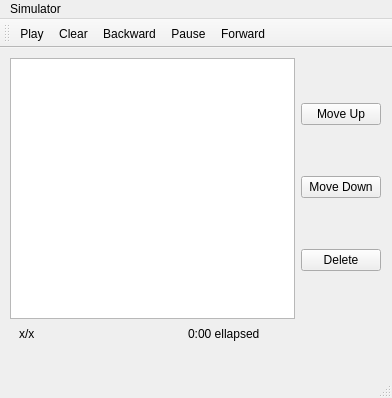
Old version of the form BobRoss/CommandWindow.ui in the repository dongbu/painterRHIT.
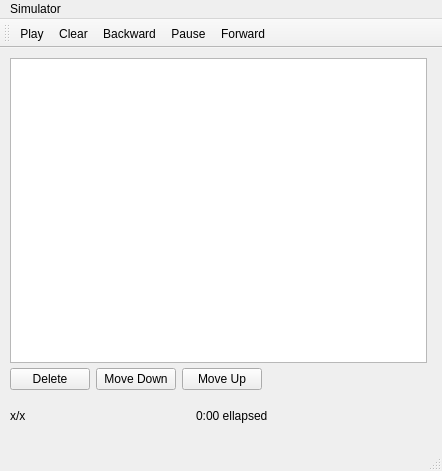
New version of the form. Icons and pictures are not drawn.

Commit message: Most command window TODO's finished.

The edit to the form file:
```diff
--- a/BobRoss/CommandWindow.ui
+++ b/BobRoss/CommandWindow.ui
@@ -6,8 +6,8 @@
    <rect>
     <x>0</x>
     <y>0</y>
-    <width>392</width>
-    <height>398</height>
+    <width>442</width>
+    <height>471</height>
    </rect>
   </property>
   <property name="windowTitle">
@@ -18,31 +18,14 @@
     <property name="geometry">
      <rect>
       <x>10</x>
-      <y>10</y>
-      <width>371</width>
-      <height>261</height>
+      <y>320</y>
+      <width>421</width>
+      <height>67</height>
      </rect>
     </property>
-    <layout class="QHBoxLayout" name="horizontalLayout">
-     <item>
-      <widget class="QTableWidget" name="tableWidget"/>
-     </item>
-     <item>
       <layout class="QVBoxLayout" name="verticalLayout">
        <item>
-        <widget class="QPushButton" name="MoveUp">
-         <property name="text">
-          <string>Move Up</string>
-         </property>
-        </widget>
-       </item>
-       <item>
-        <widget class="QPushButton" name="MoveDown">
-         <property name="text">
-          <string>Move Down</string>
-         </property>
-        </widget>
-       </item>
+      <layout class="QHBoxLayout" name="horizontalLayout_3">
        <item>
         <widget class="QPushButton" name="DeleteCommand">
          <property name="text">
@@ -50,19 +33,36 @@
          </property>
         </widget>
        </item>
-      </layout>
-     </item>
-    </layout>
-   </widget>
-   <widget class="QWidget" name="horizontalLayoutWidget_2">
-    <property name="geometry">
-     <rect>
-      <x>19</x>
-      <y>270</y>
-      <width>241</width>
-      <height>31</height>
-     </rect>
-    </property>
+       <item>
+        <widget class="QPushButton" name="MoveDown">
+         <property name="text">
+          <string>Move Down</string>
+         </property>
+        </widget>
+       </item>
+       <item>
+        <widget class="QPushButton" name="MoveUp">
+         <property name="text">
+          <string>Move Up</string>
+         </property>
+        </widget>
+       </item>
+       <item>
+        <spacer name="horizontalSpacer_2">
+         <property name="orientation">
+          <enum>Qt::Horizontal</enum>
+         </property>
+         <property name="sizeHint" stdset="0">
+          <size>
+           <width>40</width>
+           <height>20</height>
+          </size>
+         </property>
+        </spacer>
+       </item>
+      </layout>
+     </item>
+     <item>
     <layout class="QHBoxLayout" name="horizontalLayout_2">
      <item>
       <widget class="QLabel" name="CommandsRun">
@@ -91,15 +91,43 @@
        </property>
       </widget>
      </item>
-    </layout>
+       <item>
+        <spacer name="horizontalSpacer_3">
+         <property name="orientation">
+          <enum>Qt::Horizontal</enum>
+         </property>
+         <property name="sizeHint" stdset="0">
+          <size>
+           <width>40</width>
+           <height>20</height>
+          </size>
+         </property>
+        </spacer>
+       </item>
+      </layout>
+     </item>
+    </layout>
    </widget>
+   <widget class="QTableWidget" name="tableWidget">
+    <property name="geometry">
+     <rect>
+      <x>10</x>
+      <y>10</y>
+      <width>417</width>
+      <height>305</height>
+     </rect>
+    </property>
+   </widget>
+   <zorder>layoutWidget</zorder>
+   <zorder>tableWidget</zorder>
+   <zorder>tableWidget</zorder>
   </widget>
   <widget class="QMenuBar" name="menubar">
    <property name="geometry">
     <rect>
      <x>0</x>
      <y>0</y>
-     <width>392</width>
+     <width>442</width>
      <height>26</height>
     </rect>
    </property>
```
Left out of the diff: 2 changed lines with no effect on the pictures. Lines whose indentation alone changed are shown as unchanged. The commit also changes 9 other files.
